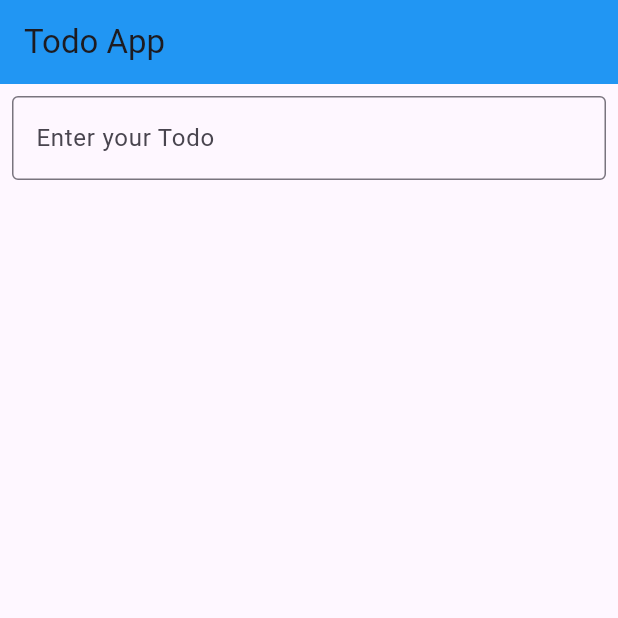
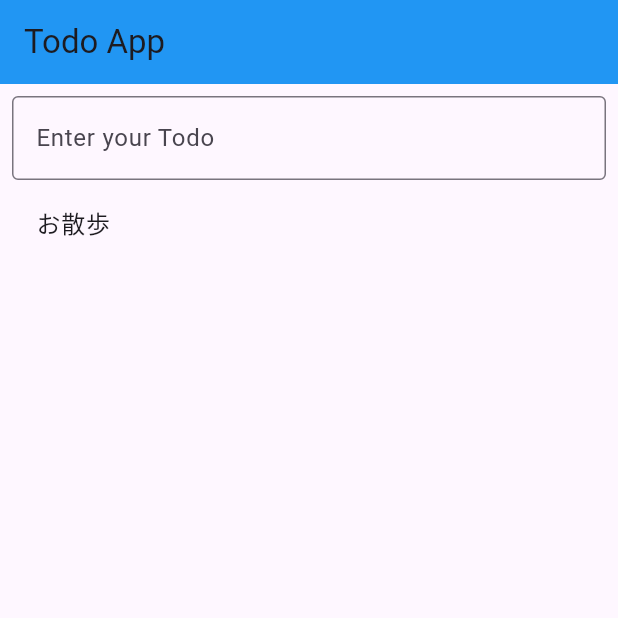
Before and after one commit to agile-beginners-returns/template_app, a Flutter app: the screen it shows after launch, on a phone screen of 412 x 824 dp, the top half of it. Run offline on Flutter 3.47's test engine with Material 3 defaults, Android fonts, the light colour scheme and no system bars; our stand-ins replace flutter_riverpod, freezed_annotation, riverpod_annotation; generated files the repository leaves out were written again.

Commit message:
create provider, todoModel

```diff
--- a/lib/home_screen.dart
+++ b/lib/home_screen.dart
@@ -1,5 +1,6 @@
 import 'package:flutter/material.dart';
 import 'package:flutter_riverpod/flutter_riverpod.dart';
+import 'package:kagb_template/provider/todos.dart';
 
 class HomeScreen extends ConsumerWidget {
   const HomeScreen({super.key});
@@ -7,6 +8,7 @@ class HomeScreen extends ConsumerWidget {
   @override
   Widget build(BuildContext context, WidgetRef ref) {
     final TextEditingController _todoController = TextEditingController();
+    final todos = ref.watch(todosProvider);
 
     return Scaffold(
       appBar: AppBar(
@@ -26,6 +28,16 @@ class HomeScreen extends ConsumerWidget {
                 ),
                 onSubmitted: (text) => submitTodo(text),
               ),
+              Expanded(
+                child: ListView.builder(
+                  itemBuilder: (BuildContext context, int index) {
+                    return ListTile(
+                      title: Text(todos[index].todo),
+                    );
+                  },
+                  itemCount: todos.length,
+                ),
+              )
             ],
           ),
         ),
--- /dev/null
+++ b/lib/model/todo.dart
@@ -0,0 +1,15 @@
+import 'package:freezed_annotation/freezed_annotation.dart';
+
+part 'todo.freezed.dart';
+part 'todo.g.dart';
+
+@freezed
+class Todo with _$Todo {
+  const factory Todo({
+    required String todo,
+    required int id,
+    required bool isChecked,
+  }) = _Todo;
+
+  factory Todo.fromJson(Map<String, Object?> json) => _$TodoFromJson(json);
+}
--- a/pubspec.yaml
+++ b/pubspec.yaml
@@ -37,6 +37,7 @@ dependencies:
   cupertino_icons: ^1.0.8
   flutter_riverpod: ^2.5.1
   riverpod_annotation: ^2.3.5
+  freezed: ^2.5.7
 
 dev_dependencies:
   flutter_test:
@@ -52,6 +53,7 @@ dev_dependencies:
   build_runner: ^2.4.12
   custom_lint: ^0.6.7
   riverpod_lint: ^2.3.13
+  json_serializable: ^6.8.0
 
 # For information on the generic Dart part of this file, see the
 # following page: https://dart.dev/tools/pub/pubspec
```
Also changed, not shown: lib/provider/todos.dart (added, +18 -0 lines), lib/model/todo.freezed.dart (added), lib/model/todo.g.dart (added), lib/provider/todos.g.dart (added), pubspec.lock.
